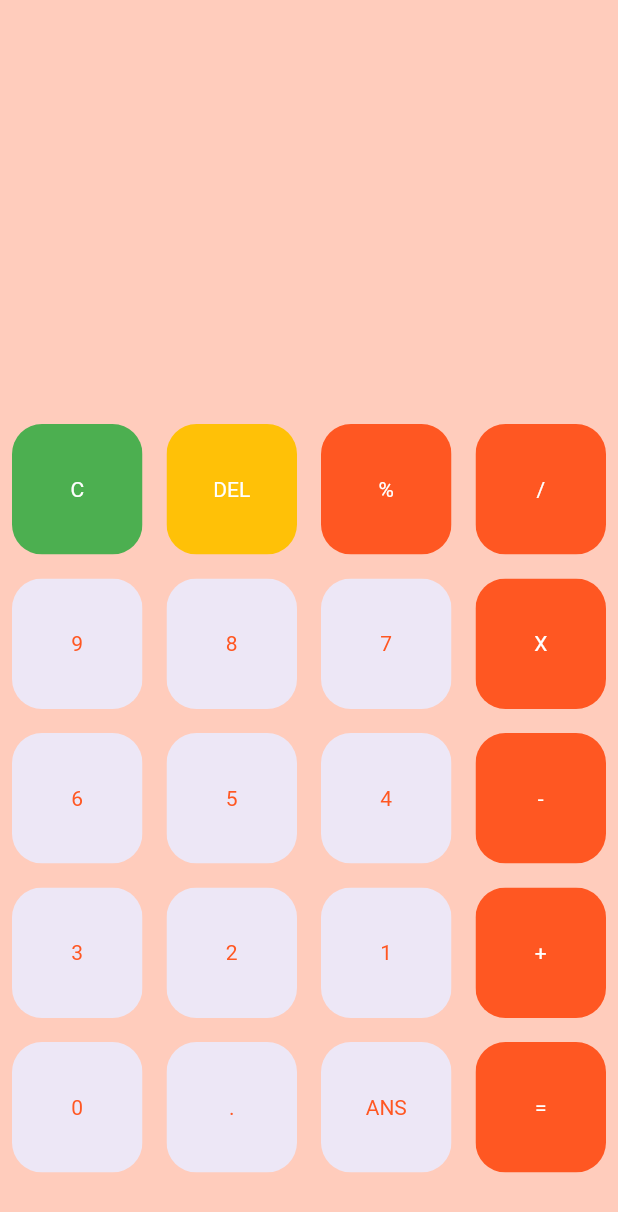
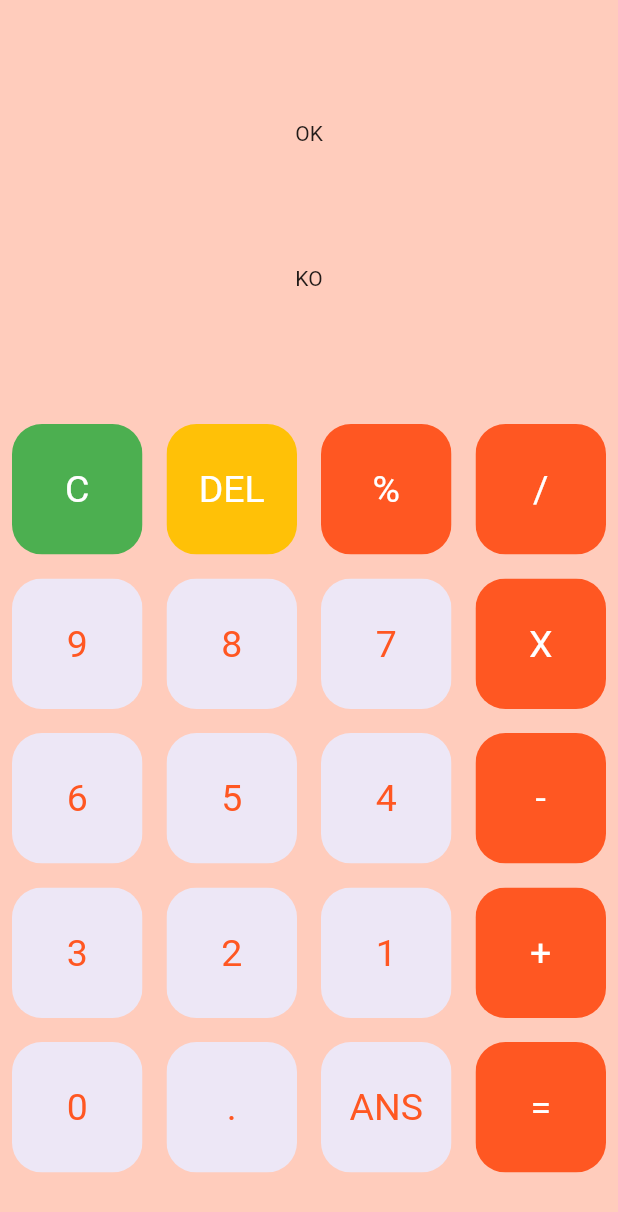
Before and after one commit to exu-s/calculator, a Flutter app: the screen it shows after launch, on a phone screen of 412 x 824 dp. Shown: the top 1212 px of the screen. Run offline on Flutter 3.47's test engine with Material 2 defaults, Android fonts, the phone set to English and light mode, and no system bars; missing offline and left inert: dart:html.

Commit message:
ui done part 2

```diff
--- a/lib/buttons.dart
+++ b/lib/buttons.dart
@@ -20,7 +20,7 @@ class MyButton extends StatelessWidget {
           child: Center(
             child: Text(
               buttonText,
-              style: TextStyle(color: textColor),
+              style: TextStyle(color: textColor, fontSize: 25),
             ),
           ),
         ),
--- a/lib/home_page.dart
+++ b/lib/home_page.dart
@@ -1,3 +1,5 @@
+import 'dart:html';
+
 import 'package:calculator/buttons.dart';
 import 'package:flutter/material.dart';
 
@@ -9,6 +11,9 @@ class HomePage extends StatefulWidget {
 }
 
 class _HomePageState extends State<HomePage> {
+  var userQuestion = 'OK';
+
+  var userAnswer = 'KO';
   final List<String> buttons = [
     'C',
     'DEL',
@@ -39,7 +44,15 @@ class _HomePageState extends State<HomePage> {
       body: Column(
         children: [
           Expanded(
-            child: Container(),
+            child: Container(
+              child: Column(
+                mainAxisAlignment: MainAxisAlignment.spaceEvenly,
+                children: [
+                  Text(userQuestion),
+                  Text(userAnswer),
+                ],
+              ),
+            ),
           ),
           Expanded(
             flex: 2,
```
